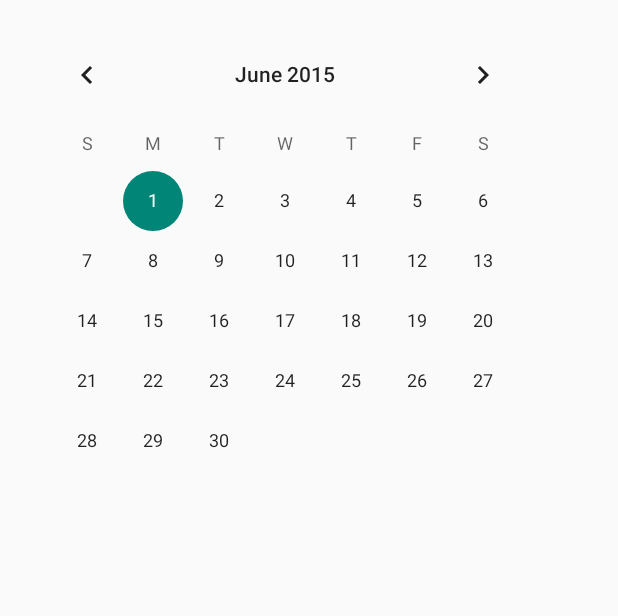
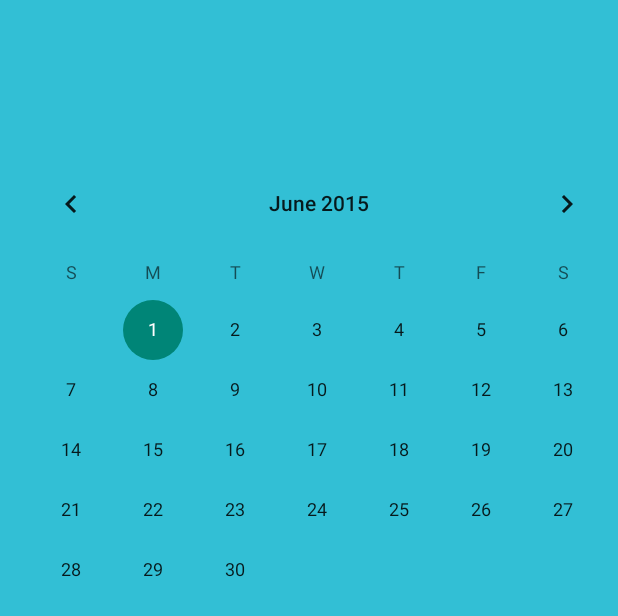
Before and after one commit to ThanasiG/Canditos-Linear-Program-App, an Android app: the layout activity_calendar.xml on its own in the app's theme, with its tools: preview values and no code run, on a phone screen of 412 x 824 dp. Shown: the top 616 px of the screen. Run offline under Robolectric (Android 15) with nearby library versions, the phone set to English and light mode, and no system bars.

Commit message:
First optimization of calendarview and some additional enhancements to calendar

```diff
--- a/CanditosLinearProgram/app/src/main/java/ca/thanasi/canditoslinearprogram/CalendarActivity.java
+++ b/CanditosLinearProgram/app/src/main/java/ca/thanasi/canditoslinearprogram/CalendarActivity.java
@@ -18,7 +18,6 @@ public class CalendarActivity extends ActionBarActivity {
 
         initializeCalendar();
     }
-
     public void initializeCalendar() {
         calendar = (CalendarView) findViewById(R.id.calendarView);
 
@@ -52,6 +51,8 @@ public class CalendarActivity extends ActionBarActivity {
     }
 
 
+
+
     @Override
     public boolean onCreateOptionsMenu(Menu menu) {
         // Inflate the menu; this adds items to the action bar if it is present.
--- a/CanditosLinearProgram/app/src/main/res/layout/activity_calendar.xml
+++ b/CanditosLinearProgram/app/src/main/res/layout/activity_calendar.xml
@@ -1,16 +1,22 @@
-<LinearLayout xmlns:android="http://schemas.android.com/apk/res/android"
-    xmlns:tools="http://schemas.android.com/tools" android:layout_width="match_parent"
-    android:layout_height="match_parent" android:paddingLeft="@dimen/activity_horizontal_margin"
-    android:paddingRight="@dimen/activity_horizontal_margin"
-    android:paddingTop="@dimen/activity_vertical_margin"
-    android:paddingBottom="@dimen/activity_vertical_margin"
-    tools:context="ca.thanasi.canditoslinearprogram.CalendarActivity">
+<?xml version="1.0" encoding="utf-8"?>
+<RelativeLayout xmlns:android="http://schemas.android.com/apk/res/android"
+    android:orientation="vertical" android:layout_width="match_parent"
+    android:layout_height="match_parent"
+    android:background="#cc00b1cc">
 
-    <CalendarView
-        android:layout_width="wrap_content"
-        android:layout_height="match_parent"
-        android:id="@+id/calendarView"
+    <FrameLayout
+        android:layout_width="fill_parent"
+        android:layout_height="fill_parent"
         android:layout_alignParentTop="true"
-        android:layout_centerHorizontal="true"/>
+        android:layout_alignParentLeft="true"
+        android:layout_alignParentStart="true"
+        android:layout_marginTop="102dp"
+        android:layout_alignParentBottom="true">
 
-</LinearLayout>
+        <CalendarView
+            android:layout_width="425dp"
+            android:layout_height="374dp"
+            android:id="@+id/calendarView"
+            android:layout_gravity="left|top" />
+    </FrameLayout>
+</RelativeLayout>
```
